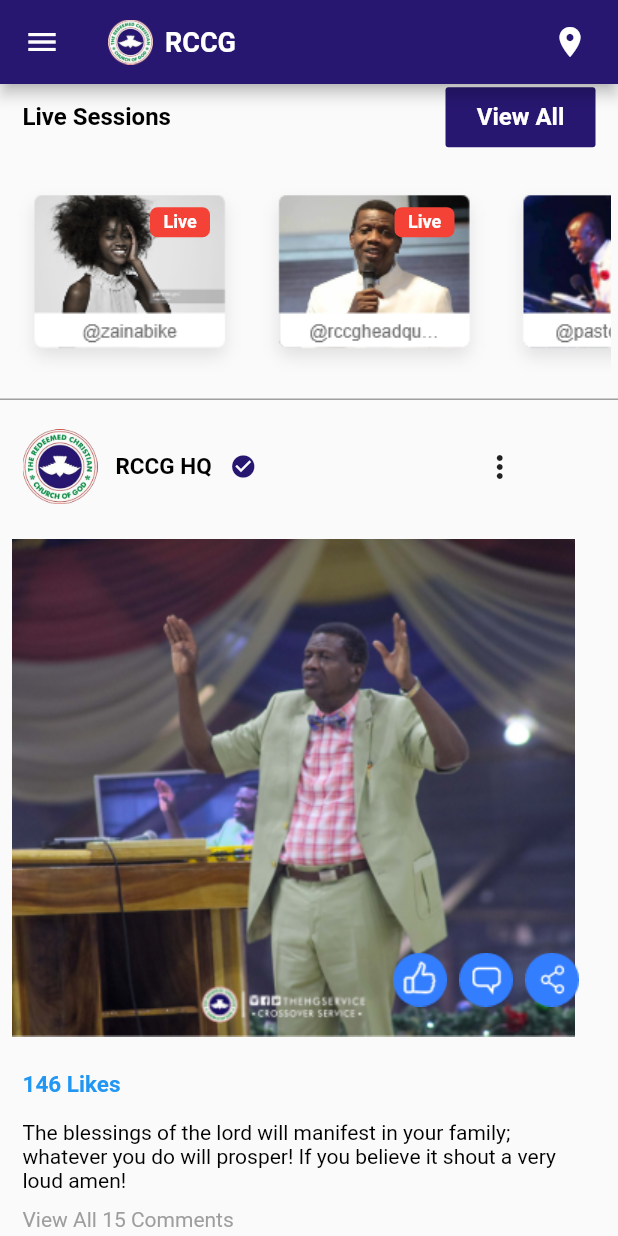
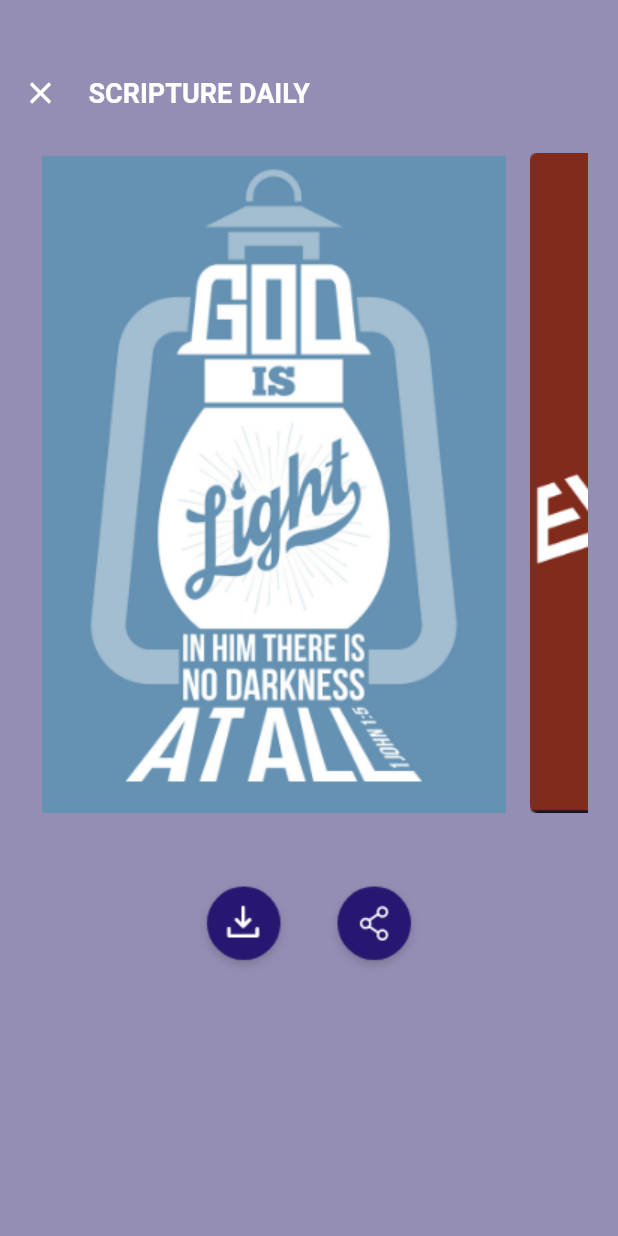
Before and after one commit to shahrukhktk/Church-App, a Flutter app: the MainDrawerActivity screen opened directly, scrolled down 576 dp, after a tap on "View All", on a phone screen of 412 x 824 dp. Run offline on Flutter 3.47's test engine with Material 2 defaults, Android fonts, the phone set to English and light mode, and no system bars; Roboto replaces fonts that are missing (SFProDisplay).

Commit message:
1. splash > done 2. login > done 3. code verification > done 4. reset pswrd > done 5. reset success >done 6. Login via Fingerprint > done 7. fingerprint success > done 8. Login via Face recognition > done 9. Face success > done 10. sign up > done 11. sign up success > done ------------------------------------ 11. upload pic > done 12. upload pic success > done 13. Choose Church > done 14. choose church success > done 15. Add Church Details > done 16. add church success > done 17. Walk into church > done ---------------------------------- 18. Main Drawer > done 19. Home Screen > done 20. Share with screen > done 21. Upload Story > done 22. Scriptures > done 23. Live 24. Schedules List 25. View Schedule 26. Create Schedule 27. Add User To Schedule 28. Successfully Added 29. Notes List 30. Share Notes With --------------------------------------------------- Milestone 2 31. Add New Note 32. Add New Note > Add Scriptures 33. Successfully Added

```diff
--- a/lib/Screens/Constant/constant.dart
+++ b/lib/Screens/Constant/constant.dart
@@ -4,4 +4,5 @@ class AppColor
 {
   static Color themeColor = Color(0xFF271770);
   static Color decentgrey = Color(0xFFF2F2F2);
+  static Color decentPurple = Color(0xFF958EB4);
 }
--- a/lib/Screens/MainScreens/DrawerActivity.dart
+++ b/lib/Screens/MainScreens/DrawerActivity.dart
@@ -3,6 +3,8 @@ import 'dart:ui';
 import 'package:flutter/cupertino.dart';
 import 'package:flutter/material.dart';
 import 'package:rccg_app/Screens/Constant/constant.dart';
+import 'package:rccg_app/Screens/MainScreens/daily_scripture.dart';
+import 'package:rccg_app/Screens/MainScreens/upload_story.dart';
 import 'package:rccg_app/Screens/widgets/searchbar.dart';
 
 class MainDrawerActivity extends StatefulWidget {
@@ -384,7 +386,12 @@ class _MainDrawerActivityState extends State<MainDrawerActivity> {
               scrollDirection: Axis.horizontal,
               child: Row(
                 children: <Widget>[
-                  Image(image: AssetImage('images/image1.png'),),
+                  GestureDetector(
+                      child: Image(image: AssetImage('images/image1.png'),),
+                  onTap: (){
+                    Navigator.push(context,
+                      MaterialPageRoute(builder: (context) => UploadStory()),);
+                  },),
                   Image(image: AssetImage('images/image2.png'),),
                   Image(image: AssetImage('images/image3.png'),),
                   Image(image: AssetImage('images/image4.png'),),
@@ -395,8 +402,21 @@ class _MainDrawerActivityState extends State<MainDrawerActivity> {
           ),
 
           Padding(
-            padding: const EdgeInsets.all(8.0),
-            child: Image(image: AssetImage('images/post_image.png'),),
+            padding: const EdgeInsets.all(15.0),
+            child: Text('Daily Scripture', style: TextStyle(
+              fontFamily: 'SFProDisplay', fontSize: 16.0, fontWeight: FontWeight.bold, color: Colors.black,
+            ),),
+          ),
+
+          GestureDetector(
+            onTap: (){
+              Navigator.push(context,
+                MaterialPageRoute(builder: (context) => Scriptures()),);
+            },
+            child: Padding(
+              padding: const EdgeInsets.all(8.0),
+              child: Image(image: AssetImage('images/post_image.png'),),
+            ),
           ),
 
           Padding(
@@ -415,7 +435,8 @@ class _MainDrawerActivityState extends State<MainDrawerActivity> {
                   child: FlatButton(
                     color: AppColor.themeColor,
                     onPressed: (){
-                      //TODO Go To Live Session
+                      Navigator.push(context,
+                        MaterialPageRoute(builder: (context) => Scriptures()),);
                     },
                     child: Center(
                       child: Text('View All', style: TextStyle(
--- /dev/null
+++ b/lib/Screens/MainScreens/daily_scripture.dart
@@ -0,0 +1,102 @@
+import 'package:flutter/cupertino.dart';
+import 'package:flutter/material.dart';
+import 'package:rccg_app/Screens/Constant/constant.dart';
+
+class Scriptures extends StatefulWidget {
+  @override
+  _ScripturesState createState() => _ScripturesState();
+}
+
+class _ScripturesState extends State<Scriptures> {
+  @override
+  Widget build(BuildContext context) {
+
+    return Scaffold(
+      backgroundColor: AppColor.decentPurple,
+      body: ListView(
+
+        children: <Widget>[
+          SizedBox(
+            height: 50,
+          ),
+          Padding(
+            padding: const EdgeInsets.only(left: 15.0),
+            child: Row(
+              mainAxisAlignment: MainAxisAlignment.start,
+              crossAxisAlignment: CrossAxisAlignment.center,
+              children: <Widget>[
+                GestureDetector(
+                    onTap: (){
+                      Navigator.pop(context);
+                    },
+                    child: Icon(Icons.close, color: Colors.white,)),
+
+                Padding(
+                  padding: const EdgeInsets.only(left: 20.0),
+                  child: Text('SCRIPTURE DAILY', style: TextStyle(
+                    fontFamily: 'SFProDisplay', fontSize: 18.0, fontWeight: FontWeight.bold, color: Colors.white,
+                  ),),
+                ),
+              ],
+            ),
+          ),
+
+          Padding(
+            padding: const EdgeInsets.all(20.0),
+            child: SingleChildScrollView(
+              scrollDirection: Axis.horizontal,
+              child: Row(
+                children: <Widget>[
+                  Padding(
+                    padding: const EdgeInsets.all(8.0),
+                    child: Image(
+                      image: AssetImage('images/scripture1.png'),
+                    ),
+                  ),
+
+                  Padding(
+                    padding: const EdgeInsets.all(8.0),
+                    child: Image(
+                      image: AssetImage('images/scripture2.png'),
+                    ),
+                  ),
+
+                  Padding(
+                    padding: const EdgeInsets.all(8.0),
+                    child: Image(
+                      image: AssetImage('images/scripture3.png'),
+                    ),
+                  ),
+
+                ],
+              ),
+            ),
+          ),
+
+          Padding(
+            padding: const EdgeInsets.all(15.0),
+            child: Center(
+              child: Row(
+                mainAxisAlignment: MainAxisAlignment.center,
+                crossAxisAlignment: CrossAxisAlignment.center,
+                children: <Widget>[
+                  Image(
+                    image: AssetImage('images/download_icon.png'),
+                  ),
+
+                  SizedBox(width: 20,),
+
+                  Image(
+                    image: AssetImage('images/share_icon.png'),
+                  ),
+                ],
+              ),
+            ),
+          )
+
+
+        ],
+      ),
+    );
+  }
+}
--- a/pubspec.yaml
+++ b/pubspec.yaml
@@ -73,6 +73,12 @@ flutter:
     - images/jason.png
     - images/micheal.png
     - images/isabella.png
+    - images/upload_story_image.png
+    - images/scripture1.png
+    - images/scripture2.png
+    - images/scripture3.png
+    - images/download_icon.png
+    - images/share_icon.png
 
   # An image asset can refer to one or more resolution-specific "variants", see
   # https://flutter.dev/assets-and-images/#resolution-aware.
```
Also changed, not shown: lib/Screens/MainScreens/upload_story.dart (added, +76 -0 lines), images/download_icon.png (added), images/scripture1.png (added), images/scripture2.png (added), images/scripture3.png (added), images/share_icon.png (added), images/upload_story_image.png (added).
